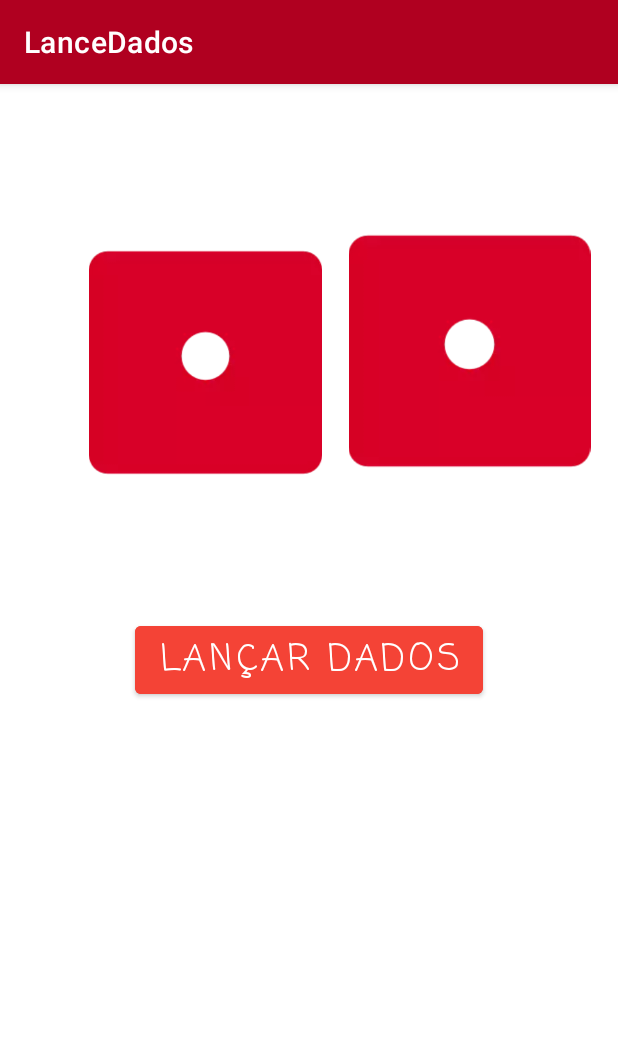
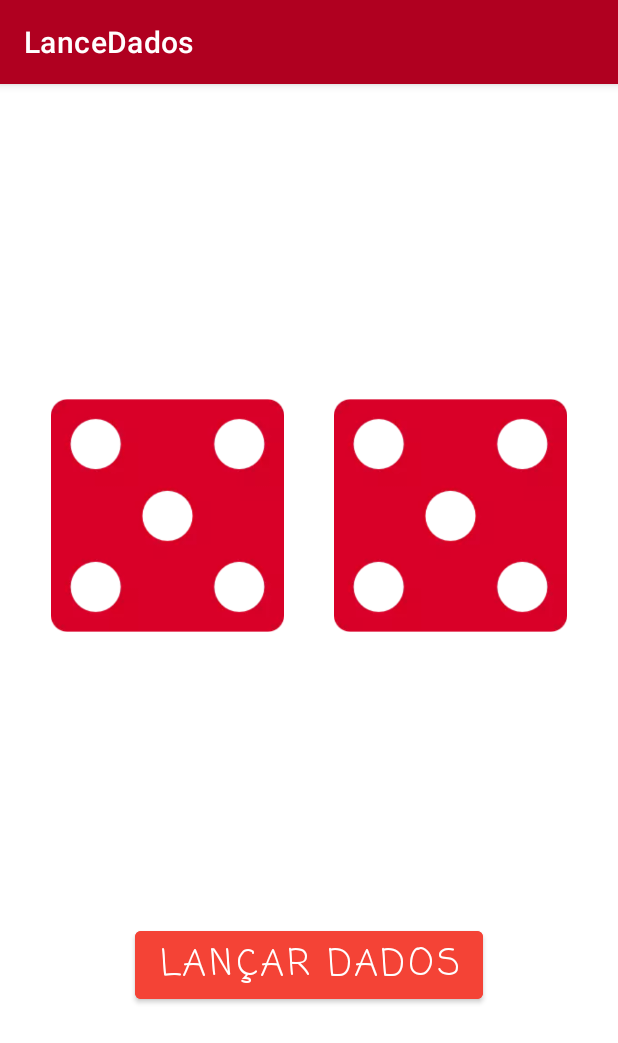
Before and after one commit to LoPhine/LancarDados, an Android app: the screen it shows after launch (MainActivity), after a tap on "LANÇAR DADOS", on a phone screen of 412 x 824 dp. Shown: the top 1043 px of the screen. Run offline under Robolectric (Android 15) with nearby library versions, the phone set to English and light mode, and no system bars.

Commit message:
Adiciona lógica dos dados.

```diff
--- a/app/src/main/java/com/example/lancedados/MainActivity.kt
+++ b/app/src/main/java/com/example/lancedados/MainActivity.kt
@@ -3,6 +3,7 @@ package com.example.lancedados
 import androidx.appcompat.app.AppCompatActivity
 import android.os.Bundle
 import android.widget.Button
+import android.widget.ImageView
 import android.widget.TextView
 
 class MainActivity : AppCompatActivity() {
@@ -12,8 +13,24 @@ class MainActivity : AppCompatActivity() {
 
         val botaoLancarDados = findViewById<Button>(R.id.lanceDadosBotao)
 
+        val ImgDado1 = findViewById<ImageView>(R.id.dado1)
+        val ImgDado2 = findViewById<ImageView>(R.id.dado2)
+
         botaoLancarDados.setOnClickListener {
+            val numero = lancarDados()
+            ImgDado1.setImageResource(escolherImg(numero))
+            ImgDado2.setImageResource(escolherImg(numero))
+        }
+    }
 
+    fun escolherImg(numero: Int): Int {
+        return when(numero){
+            1 -> R.drawable.dice_1
+            2 -> R.drawable.dice_2
+            3 -> R.drawable.dice_3
+            4 -> R.drawable.dice_4
+            5 -> R.drawable.dice_5
+            else  -> R.drawable.dice_6
         }
     }
 
--- a/app/src/main/res/layout/activity_main.xml
+++ b/app/src/main/res/layout/activity_main.xml
@@ -19,30 +19,31 @@
         app:layout_constraintBottom_toBottomOf="parent"
         app:layout_constraintEnd_toEndOf="parent"
         app:layout_constraintStart_toStartOf="parent"
-        app:layout_constraintTop_toTopOf="parent" />
+        app:layout_constraintTop_toTopOf="parent"
+        app:layout_constraintVertical_bias="0.786" />
 
     <ImageView
-        android:id="@+id/imageView"
+        android:id="@+id/dado1"
         android:layout_width="155dp"
         android:layout_height="158dp"
-        android:layout_marginStart="48dp"
         android:layout_marginTop="16dp"
         app:layout_constraintBottom_toTopOf="@+id/lanceDadosBotao"
-        app:layout_constraintEnd_toStartOf="@+id/imageView3"
+        app:layout_constraintEnd_toStartOf="@+id/dado2"
         app:layout_constraintHorizontal_bias="0.5"
         app:layout_constraintStart_toStartOf="parent"
         app:layout_constraintTop_toTopOf="parent"
         app:srcCompat="@drawable/dice_1" />
 
     <ImageView
-        android:id="@+id/imageView3"
-        android:layout_width="175dp"
-        android:layout_height="161dp"
+        android:id="@+id/dado2"
+        android:layout_width="155dp"
+        android:layout_height="158dp"
         app:layout_constraintBottom_toTopOf="@+id/lanceDadosBotao"
         app:layout_constraintEnd_toEndOf="parent"
         app:layout_constraintHorizontal_bias="0.5"
-        app:layout_constraintStart_toEndOf="@+id/imageView"
+        app:layout_constraintStart_toEndOf="@+id/dado1"
         app:layout_constraintTop_toTopOf="parent"
+        app:layout_constraintVertical_bias="0.52"
         app:srcCompat="@drawable/dice_1" />
 
 </androidx.constraintlayout.widget.ConstraintLayout>
```
